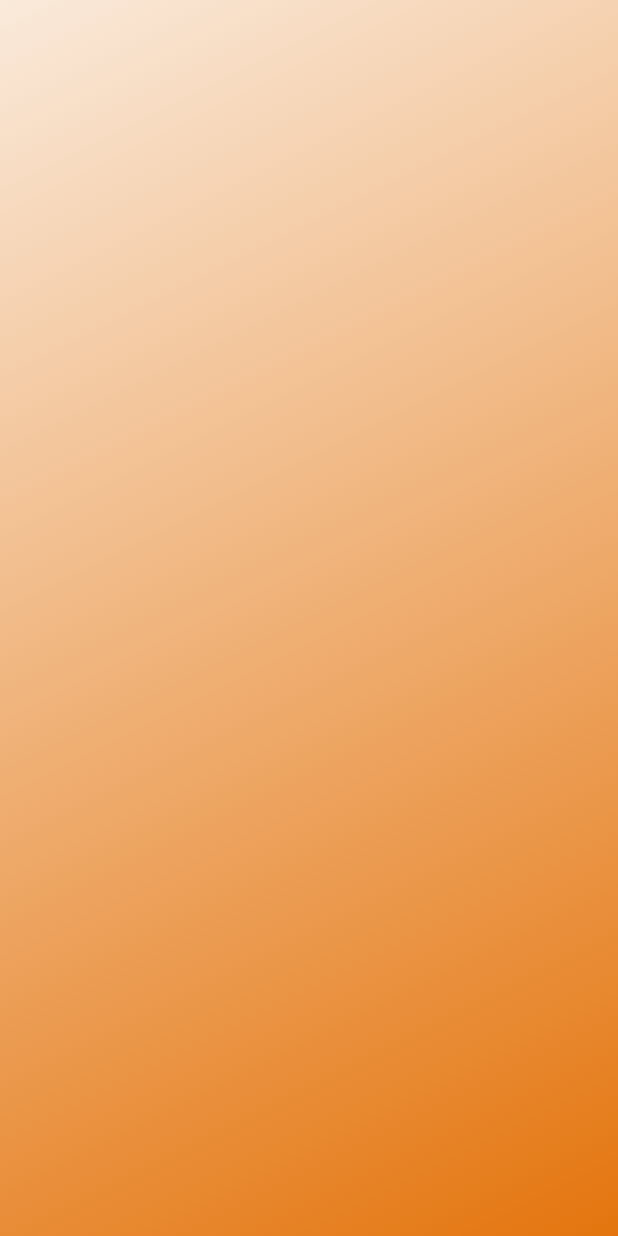
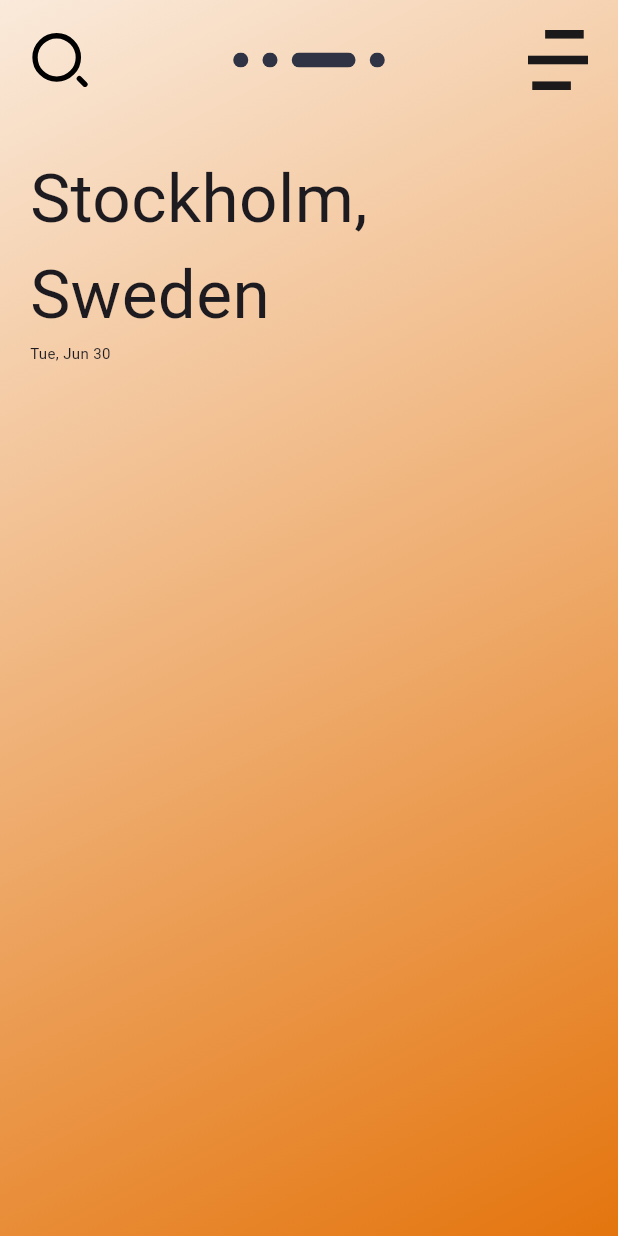
Before and after one commit to My-Friends/weather, a Flutter app: the screen it shows after launch, on a phone screen of 412 x 824 dp. Run offline on Flutter 3.47's test engine with Material 3 defaults, Android fonts, the phone set to English and light mode, and no system bars; our stand-ins replace flutter_svg; Roboto replaces fonts that are missing (inter, inter_thin).

Commit message:
weather_page adding

```diff
--- a/lib/common/app/app.dart
+++ b/lib/common/app/app.dart
@@ -6,9 +6,10 @@ class App extends StatelessWidget {
 
   @override
   Widget build(BuildContext context) {
-    return const MaterialApp(
+    return MaterialApp(
       debugShowCheckedModeBanner: false,
-      home: HomePage(),
+      theme: ThemeData(fontFamily: "inter"),
+      home: const HomePage(),
     );
   }
 }
--- a/lib/feature/weather_page/weather_page.dart
+++ b/lib/feature/weather_page/weather_page.dart
@@ -1,4 +1,5 @@
 import 'package:flutter/material.dart';
+import 'package:flutter_svg/flutter_svg.dart';
 import '../../common/colors/app_colors.dart';
 
 class WeatherPage extends StatefulWidget {
@@ -25,7 +26,61 @@ class _WeatherPageState extends State<WeatherPage> {
         ),
         child: ListView(
           children: [
-            ColoredBox(color: const Color.fromARGB(255, 179, 107, 107))
+            Padding(
+              padding: const EdgeInsets.symmetric(horizontal: 20, vertical: 20),
+              child: Row(
+                mainAxisAlignment: MainAxisAlignment.spaceBetween,
+                children: [
+                  SvgPicture.asset(
+                    "assets/icon/icon_search.svg",
+                    height: 40,
+                  ),
+                  Row(
+                    children: [
+                      SvgPicture.asset(
+                        "assets/icon/icon_circle.svg",
+                        height: 10,
+                      ),
+                      const SizedBox(width: 7),
+                      SvgPicture.asset(
+                        "assets/icon/icon_circle.svg",
+                        height: 10,
+                      ),
+                      const SizedBox(width: 7),
+                      SvgPicture.asset(
+                        "assets/icon/icon_rectangle.svg",
+                        height: 10,
+                      ),
+                      const SizedBox(width: 7),
+                      SvgPicture.asset(
+                        "assets/icon/icon_circle.svg",
+                        height: 10,
+                      ),
+                    ],
+                  ),
+                  SvgPicture.asset(
+                    "assets/icon/icon_tab.svg",
+                    height: 40,
+                  ),
+                ],
+              ),
+            ),
+            const Padding(
+              padding: EdgeInsets.symmetric(horizontal: 20, vertical: 20),
+              child: Column(
+                crossAxisAlignment: CrossAxisAlignment.start,
+                children: [
+                  Text(
+                    "Stockholm,\nSweden",
+                    style: TextStyle(fontSize: 45),
+                  ),
+                  Text(
+                    "Tue, Jun 30",
+                    style: TextStyle(fontSize: 10, fontFamily: "inter_thin"),
+                  ),
+                ],
+              ),
+            )
           ],
         ),
       ),
```
Also changed, not shown: pubspec.yaml (+5 -4 lines), fonts/inter.ttf (added), fonts/inter_thin.ttf (added), pubspec.lock.
